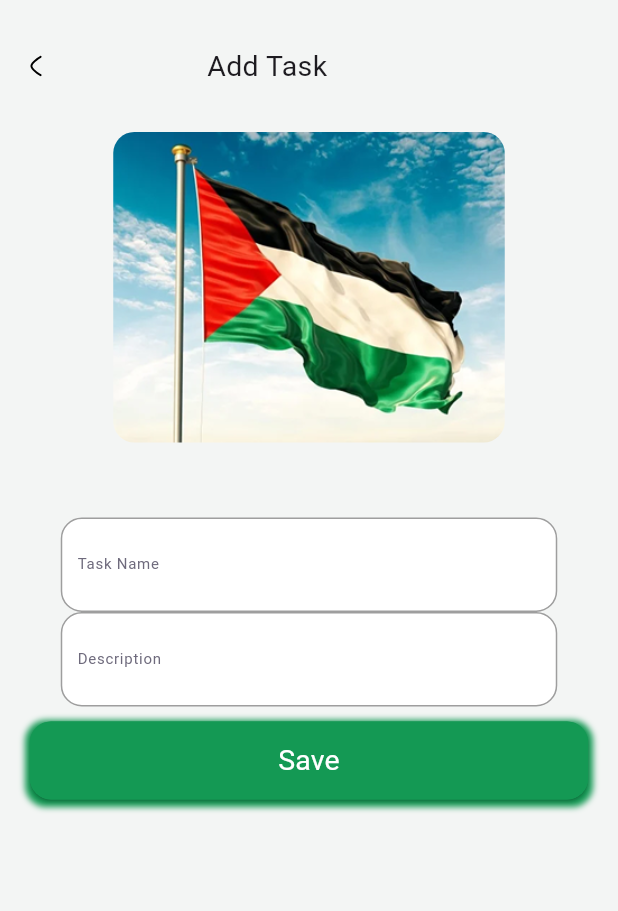
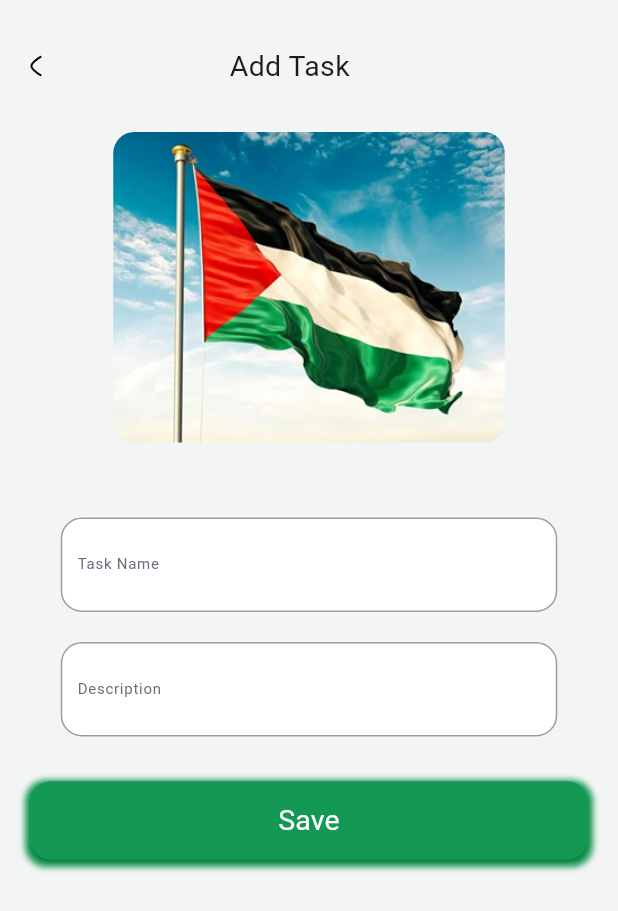
Before and after one commit to AhmedAyman951753/todo, a Flutter app: the Home screen opened directly, after a tap on an icon or button, on a phone screen of 412 x 824 dp. Shown: the top 911 px of the screen. Run offline on Flutter 3.47's test engine with Material 3 defaults, Android fonts, the phone set to English and light mode, and no system bars; our stand-ins replace bloc, dartz, dio, flutter_bloc, flutter_svg, image_picker; network calls fail; project files that could hold a hidden picture were left out.

Commit message:
new commits

```diff
--- a/lib/features/OnBoarding/views/register_view.dart
+++ b/lib/features/OnBoarding/views/register_view.dart
@@ -24,7 +24,8 @@ class RegisterView extends StatelessWidget {
       create: (context) => RegisterCubit(),
       child: Scaffold(
         backgroundColor: AppColors.primary,
-        body: Builder(
+        body: SingleChildScrollView(
+          child: Builder(
               builder: (context) {
                 return SafeArea(top: true,
                   child: Column(
@@ -100,6 +101,7 @@ class RegisterView extends StatelessWidget {
               }
           ),
         ),
+      ),
     );
   }
 }
--- a/lib/features/Tasks/views/add_task_view.dart
+++ b/lib/features/Tasks/views/add_task_view.dart
@@ -18,20 +18,20 @@ class AddTask extends StatelessWidget {
     return BlocProvider(create: (context) => AddTaskCubit(),
       child: Scaffold(
         backgroundColor: AppColors.primary,
-        body: Column(
+        body: SafeArea(
+          child: SingleChildScrollView(
+            child: Column(
               children: [
                 SizedBox(height: 20),
-            Container(
-              child: Row(
+                Row(
                   children: [
                     IconButton(
                       icon: SvgPicture.asset(AppIcons.curvearrowbackward),
                       onPressed: (){myNavigator(context, screen: Home());}
                       ),
-                  SizedBox(width: 90),
+                    SizedBox(width: 105),
                     Text("Add Task", style: TextStyle(fontSize: 19))
                   ],
-              ),
                 ),
                 Container(
                   width: 261,
@@ -45,7 +45,9 @@ class AddTask extends StatelessWidget {
                 Builder(builder: (context) => Column(
                   children: [
                     TextContainer(label: "Task Name", hint: "Enter task name", borderColor: AppColors.green, textController: AddTaskCubit.get(context).titleController),
+                    SizedBox(height: 20),
                     TextContainer(label: "Description", hint: "Enter task description ...", borderColor: AppColors.green, textController: AddTaskCubit.get(context).descriptionController),
+                    SizedBox(height: 20),
                   ],
                 )),
                 BlocConsumer<AddTaskCubit, AddTaskState>(builder: (context, state)
@@ -98,6 +100,8 @@ class AddTask extends StatelessWidget {
               ],
             ),
           ),
+        ),
+      ),
     );
   }
 }
--- a/lib/features/Tasks/views/home_view.dart
+++ b/lib/features/Tasks/views/home_view.dart
@@ -61,7 +61,7 @@ class Home extends StatelessWidget {
                                 SvgPicture.asset(AppIcons.notasks)
                               ],
                             ):
-                            SizedBox(height: (screenHeight * (2.1/3)),
+                            SizedBox(height: (screenHeight * (3.12/4)),
                               child: ListView.separated(padding: EdgeInsets.all(20), itemBuilder: (context, index) => TaskContainer(title: state.tasks[index].title, description: state.tasks[index].description),
                                   separatorBuilder: (context, index) => SizedBox(height: 20),
                                   itemCount: state.tasks.length),
```
Also changed, not shown: lib/features/OnBoarding/views/login_view.dart (+6 -5 lines), lib/features/Updates/views/change_password_view.dart (+7 -4 lines), lib/features/Updates/views/update_profile_view.dart (+4 -3 lines). Lines whose indentation alone changed are shown as unchanged.
